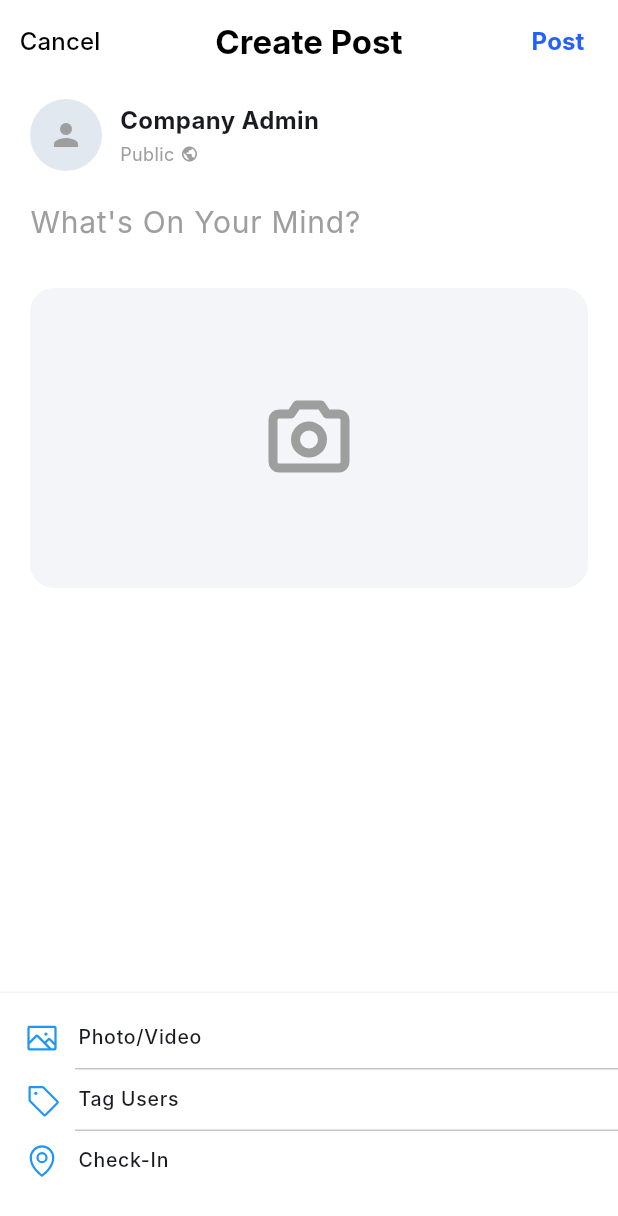
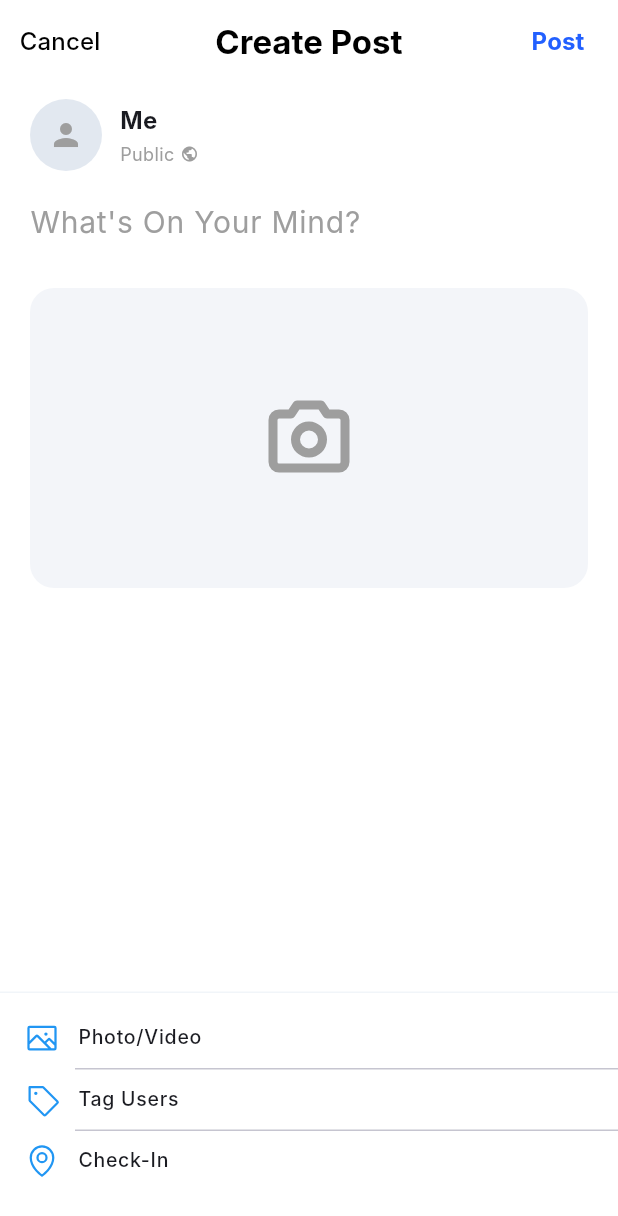
Before and after one commit to mailiemtruc/officesync, a Flutter app: the CreatePostScreen screen opened directly with empty values, on a phone screen of 412 x 824 dp. Shown: the top 1216 px of the screen. Run offline on Flutter 3.47's test engine with Material 3 defaults, Android fonts, the light colour scheme and no system bars; our stand-ins replace dio, flutter_secure_storage, image_picker, phosphor_flutter; accounts and stored records are empty; Roboto replaces fonts that are missing (Inter).

Commit message:
update communication_service

```diff
--- a/client-mobile/lib/features/communication_service/presentation/pages/create_post_screen.dart
+++ b/client-mobile/lib/features/communication_service/presentation/pages/create_post_screen.dart
@@ -6,8 +6,13 @@ import '../../../../core/config/app_colors.dart'; // Import màu của dự án
 
 class CreatePostScreen extends StatefulWidget {
   final Function(String content, File? image) onPost;
+  final String myAvatarUrl;
 
-  const CreatePostScreen({super.key, required this.onPost});
+  const CreatePostScreen({
+    super.key,
+    required this.onPost,
+    this.myAvatarUrl = "",
+  });
 
   @override
   State<CreatePostScreen> createState() => _CreatePostScreenState();
@@ -74,17 +79,22 @@ class _CreatePostScreenState extends State<CreatePostScreen> {
             child: Row(
               children: [
                 // Avatar giả định (sau này lấy từ User thật)
-                const CircleAvatar(
+                CircleAvatar(
                   radius: 24,
-                  backgroundColor: Color(0xFFE2E8F0),
-                  child: Icon(Icons.person, color: Colors.grey),
+                  backgroundColor: const Color(0xFFE2E8F0),
+                  backgroundImage: widget.myAvatarUrl.isNotEmpty
+                      ? NetworkImage(widget.myAvatarUrl)
+                      : null,
+                  child: widget.myAvatarUrl.isEmpty
+                      ? const Icon(Icons.person, color: Colors.grey)
+                      : null,
                 ),
                 const SizedBox(width: 12),
                 Column(
                   crossAxisAlignment: CrossAxisAlignment.start,
                   children: [
                     const Text(
-                      "Company Admin", // Tên user
+                      "Me", // Tên user
                       style: TextStyle(
                         fontWeight: FontWeight.bold,
                         fontSize: 16,
```
Also changed, not shown: client-mobile/lib/features/communication_service/data/newsfeed_api.dart (+63 -4 lines), client-mobile/lib/features/communication_service/presentation/pages/newsfeed_screen.dart (+51 -4 lines), client-mobile/lib/features/communication_service/presentation/pages/post_detail_screen.dart (+14 -1 lines).
